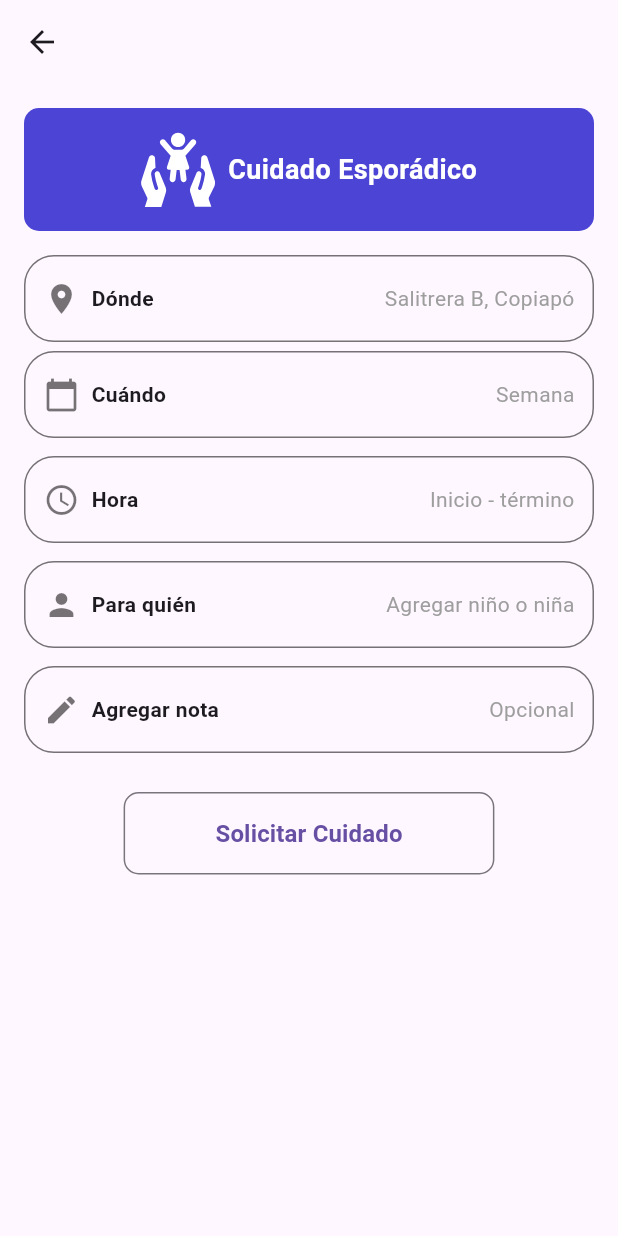
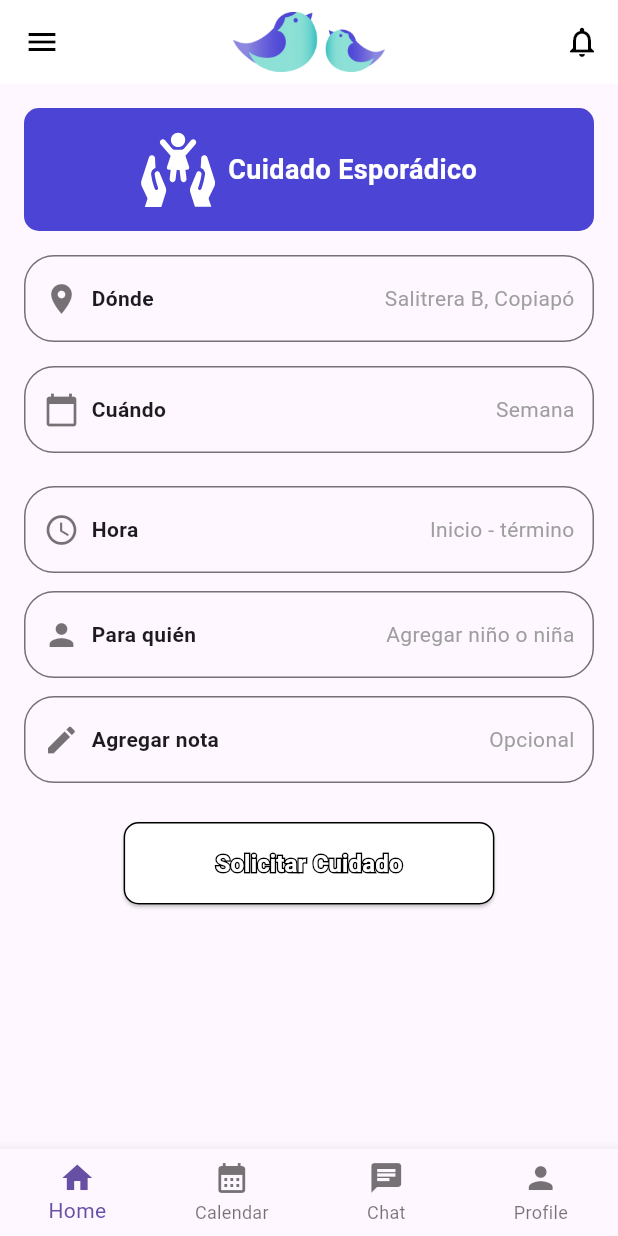
Before and after one commit to robertikoo/app-dev-toy, a Flutter app: the CuidadoEsporadicoWidget widget shown alone on an empty page, opened directly, on a phone screen of 412 x 824 dp. Run offline on Flutter 3.47's test engine with Material 3 defaults, Android fonts, the phone set to English and light mode, and no system bars; our stand-ins replace dotted_border, flutter_svg, table_calendar, timeago.

Commit message:
fix: Cuidado Esporadico update cuidado_esporadico - adcalendar

```diff
--- a/lib/features/request/widgets/cuidado_esporadico.dart
+++ b/lib/features/request/widgets/cuidado_esporadico.dart
@@ -1,51 +1,93 @@
 import 'package:flutter/material.dart';
 import 'package:flutter_svg/flutter_svg.dart';
+import 'package:table_calendar/table_calendar.dart';
+import '../../../shared/layouts/main_layout.dart'; // Importando el layout principal
 
 class CuidadoEsporadicoWidget extends StatefulWidget {
   const CuidadoEsporadicoWidget({super.key});
 
   @override
-  _CuidadoEsporadicoWidgetState createState() => _CuidadoEsporadicoWidgetState();
+  _CuidadoEsporadicoWidgetState createState() =>
+      _CuidadoEsporadicoWidgetState();
 }
 
 class _CuidadoEsporadicoWidgetState extends State<CuidadoEsporadicoWidget> {
   bool isDondeExpanded = false;
+  bool isCuandoExpanded = false;
+  String selectedCuando = "Semana";
+  DateTime? selectedDate;
+  final List<String> cuandoOptions = [
+    "Semana",
+    "Fin de semana",
+    "Día específico"
+  ];
+
+  final List<DateTime> markedDates = [
+    DateTime(2025, 2, 4),
+    DateTime(2025, 2, 5),
+    DateTime(2025, 2, 6),
+  ];
 
   @override
   Widget build(BuildContext context) {
-    return Scaffold(
-      appBar: AppBar(title: const Text("")),
-      body: SingleChildScrollView(
+  return MainLayout( // Usando el MainLayout sin el parámetro 'title'
+    child: SingleChildScrollView(
       child: Padding(
         padding: const EdgeInsets.all(16.0),
         child: Column(
           children: [
             _buildHeader(),
-              const SizedBox(height: 16),
-              _buildDropdownButton(Icons.location_on, "Dónde", "Salitrera B, Copiapó", [
+            const SizedBox(height: 16), // Espacio entre el encabezado y el contenido
+            _buildDropdownButton(
+                Icons.location_on, "Dónde", "Salitrera B, Copiapó", [
               "Salitrera Bellavista, Copiapó",
               "Salitrera Santa Ana, Copiapó",
               "Salitrera Independencia, Copiapó",
               "Salitrera Estadio, Copiapó"
             ]),
-              _buildOptionButton(Icons.calendar_today, "Cuándo", "Semana"),
+            const SizedBox(height: 16), // Aquí agregamos el espacio entre "Dónde" y "Cuando"
+            _buildDropdownCuando(),
+            const SizedBox(height: 16), // Aumenta el espacio aquí para separar más el "Cuando"
+            if (isCuandoExpanded) _buildCalendarDropdown(),
             _buildOptionButton(Icons.access_time, "Hora", "Inicio - término"),
-              _buildOptionButton(Icons.person, "Para quién", "Agregar niño o niña"),
+            _buildOptionButton(
+                Icons.person, "Para quién", "Agregar niño o niña"),
             _buildOptionButton(Icons.edit, "Agregar nota", "Opcional"),
             const SizedBox(height: 20),
             SizedBox(
               width: MediaQuery.of(context).size.width * 0.6,
-                child: OutlinedButton(
+              child: ElevatedButton(
                 onPressed: () {},
-                  style: OutlinedButton.styleFrom(
+                style: ElevatedButton.styleFrom(
+                  backgroundColor: Colors.white,
                   padding: const EdgeInsets.symmetric(vertical: 16),
                   shape: RoundedRectangleBorder(
                     borderRadius: BorderRadius.circular(10),
+                    side: const BorderSide(color: Colors.black),
                   ),
                 ),
-                  child: const Text(
+                child: Stack(
+                  children: [
+                    Text(
                       "Solicitar Cuidado",
-                    style: TextStyle(fontSize: 16, fontWeight: FontWeight.bold),
+                      style: TextStyle(
+                        fontSize: 16,
+                        fontWeight: FontWeight.bold,
+                        foreground: Paint()
+                          ..style = PaintingStyle.stroke
+                          ..strokeWidth = 2
+                          ..color = Colors.black,
+                      ),
+                    ),
+                    const Text(
+                      "Solicitar Cuidado",
+                      style: TextStyle(
+                        fontSize: 16,
+                        fontWeight: FontWeight.bold,
+                        color: Colors.white,
+                      ),
+                    ),
+                  ],
                 ),
               ),
             ),
@@ -73,7 +115,8 @@ class _CuidadoEsporadicoWidgetState extends State<CuidadoEsporadicoWidget> {
           const SizedBox(width: 8),
           const Text(
             "Cuidado Esporádico",
-            style: TextStyle(fontSize: 18, fontWeight: FontWeight.bold, color: Colors.white),
+            style: TextStyle(
+                fontSize: 18, fontWeight: FontWeight.bold, color: Colors.white),
           ),
         ],
       ),
@@ -130,6 +173,125 @@ class _CuidadoEsporadicoWidgetState extends State<CuidadoEsporadicoWidget> {
     );
   }
 
+
+  Widget _buildDropdownCuando() {
+    return GestureDetector(
+      onTap: () {
+        setState(() {
+          isCuandoExpanded = !isCuandoExpanded;
+        });
+      },
+      child: Container(
+        width: double.infinity,
+        padding: const EdgeInsets.symmetric(vertical: 16, horizontal: 12),
+        decoration: BoxDecoration(
+          border: Border.all(color: Colors.black54),
+          borderRadius: BorderRadius.circular(20),
+        ),
+        child: Row(
+          mainAxisAlignment: MainAxisAlignment.spaceBetween,
+          children: [
+            Row(
+              children: [
+                Icon(Icons.calendar_today, color: Colors.black54),
+                const SizedBox(width: 8),
+                Text("Cuándo", style: const TextStyle(fontWeight: FontWeight.bold)),
+              ],
+            ),
+            Text(selectedCuando, style: const TextStyle(color: Colors.grey)),
+          ],
+        ),
+      ),
+    );
+  }
+Widget _buildCalendarDropdown() {
+  return Column(
+    children: [
+      Container(
+        padding: const EdgeInsets.all(16),
+        decoration: BoxDecoration(
+          border: Border.all(color: Colors.black54),
+          borderRadius: BorderRadius.circular(20),
+        ),
+        child: Column(
+          children: [
+            TableCalendar(
+              focusedDay: DateTime.now(),
+              firstDay: DateTime.utc(2020, 1, 1),
+              lastDay: DateTime.utc(2025, 12, 31),
+              startingDayOfWeek: StartingDayOfWeek.monday, // Inicia desde el lunes
+              selectedDayPredicate: (day) {
+                return markedDates.contains(day); // Marcar fechas específicas
+              },
+              onDaySelected: (selectedDay, focusedDay) {
+                setState(() {
+                  selectedDate = selectedDay;
+                });
+              },
+              calendarStyle: CalendarStyle(
+                todayDecoration: BoxDecoration(
+                  color: Colors.blue, // Color para el día actual
+                  shape: BoxShape.circle,
+                ),
+                selectedDecoration: BoxDecoration(
+                  color: Colors.orange, // Color para los días seleccionados
+                  shape: BoxShape.circle,
+                ),
+                outsideDaysVisible: false, // Ocultar los días fuera del mes actual
+              ),
+              calendarBuilders: CalendarBuilders(
+                defaultBuilder: (context, day, focusedDay) {
+                  // Aquí marco los días específicos (4, 5, 6 de febrero de 2025)
+                  if (day.day == 4 && day.month == 2 && day.year == 2025 ||
+                      day.day == 5 && day.month == 2 && day.year == 2025 ||
+                      day.day == 6 && day.month == 2 && day.year == 2025) {
+                    return Container(
+                      alignment: Alignment.center,
+                      decoration: BoxDecoration(
+                        color: Colors.grey, // Fondo gris para los días marcados
+                        shape: BoxShape.circle,
+                      ),
+                      child: Text(
+                        '${day.day}',
+                        style: TextStyle(
+                          fontWeight: FontWeight.bold, // Negrita para los números
+                          color: Colors.white, // Números en blanco
+                        ),
+                      ),
+                    );
+                  }
+                  return null; // Otros días sin modificaciones
+                },
+              ),
+            ),
+            const SizedBox(height: 16),
+            // Aquí agregamos el botón "Siguiente" con ancho completo
+            Container(
+              width: double.infinity, // Esto asegura que el botón ocupe todo el ancho
+              child: ElevatedButton(
+                onPressed: () {
+                  // Acción cuando se presiona el botón
+                },
+                style: ElevatedButton.styleFrom(
+                  backgroundColor: Colors.black, // Fondo negro
+                  foregroundColor: Colors.white, // Texto blanco
+                  padding: const EdgeInsets.symmetric(vertical: 16),
+                  shape: RoundedRectangleBorder(
+                    borderRadius: BorderRadius.circular(10),
+                  ),
+                ),
+                child: const Text("Siguiente"),
+              ),
+            ),
+          ],
+        ),
+      ),
+    ],
+  );
+}
+
+
+
   Widget _buildOptionButton(IconData icon, String title, String subtitle) {
     return Container(
       margin: const EdgeInsets.symmetric(vertical: 6),
```
Lines whose indentation alone changed are shown as unchanged.
